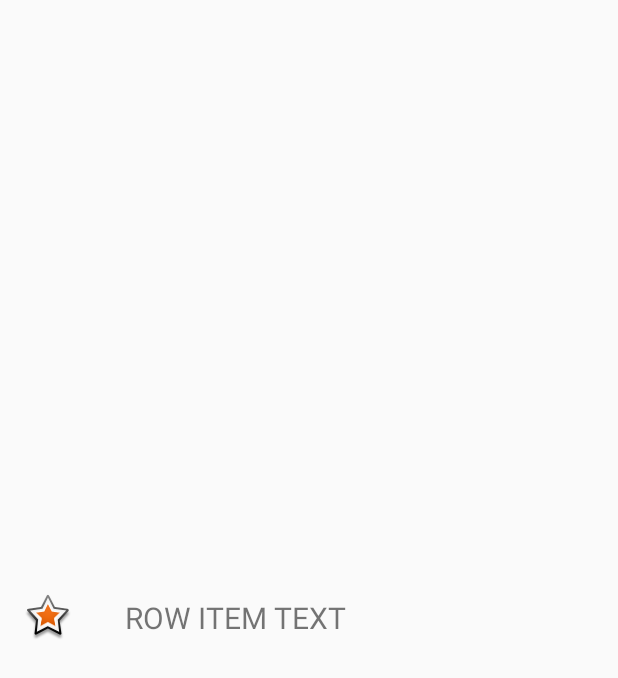
After one commit to dhinojosac/RequestIncidents, an Android app: the layout row_item.xml on its own in the app's theme, with its tools: preview values and no code run, on a phone screen of 412 x 824 dp. The commit adds this screen. Shown: the top 678 px of the screen. Run offline under Robolectric (Android 15) with nearby library versions, the phone set to English and light mode, and no system bars.

Commit message:
Se intenta agregar los eventos obtenidos a un RecyclerView, pero no se actualiza al volver a abrir

```diff
--- a/app/build.gradle
+++ b/app/build.gradle
@@ -28,6 +28,9 @@ dependencies {
     compile fileTree(dir: 'libs', include: ['*.jar'])
     testCompile 'junit:junit:4.12'
     compile 'com.android.support:appcompat-v7:25.0.0'
+    //recyclerview
+    compile 'com.android.support:design:25.0.0'
+    compile 'com.android.support:recyclerview-v7:25.0.0'
 
     //rest interactions
     compile "com.squareup.retrofit2:retrofit:$retrofitVersion"
--- /dev/null
+++ b/app/src/main/res/layout/row_item.xml
@@ -0,0 +1,25 @@
+<?xml version="1.0" encoding="utf-8"?>
+<LinearLayout xmlns:android="http://schemas.android.com/apk/res/android"
+    android:layout_width="match_parent"
+    android:layout_height="wrap_content"
+    android:orientation="horizontal"
+    android:padding="16dp"
+    android:layout_gravity="center">
+
+    <ImageView
+        android:id="@+id/img_row_item"
+        android:src="@android:drawable/star_big_on"
+        android:layout_width="wrap_content"
+        android:layout_height="wrap_content"
+        android:gravity="center"/>
+
+    <TextView
+        android:id="@+id/txtv_row_item"
+        android:text="ROW ITEM TEXT"
+        android:layout_width="match_parent"
+        android:layout_height="match_parent"
+        android:paddingLeft="35dp"
+        android:textSize="20sp"
+        android:gravity="center_vertical"/>
+
+</LinearLayout>
```
Also changed, not shown: app/src/main/java/com/dhinojosac/android/requestincidents/MainActivity.java (+29 -5 lines), app/src/main/java/com/dhinojosac/android/requestincidents/adapters/CustomAdapter.java (added, +75 -0 lines), app/src/main/java/com/dhinojosac/android/requestincidents/adapters/RecyclerItemClickListener.java (added, +8 -0 lines), app/src/main/java/com/dhinojosac/android/requestincidents/http/apimodel/ListaIncidencias.java (+18 -5 lines), app/src/main/res/layout/activity_main.xml (+4 -3 lines).
